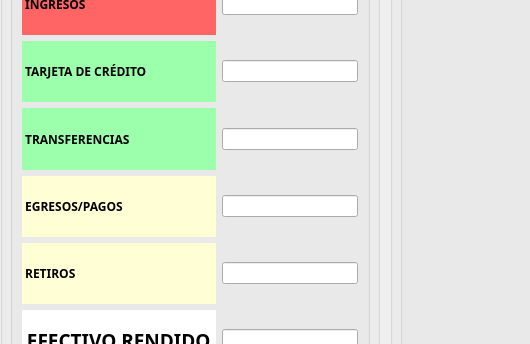
MatiSalinas/PoSLibreria, file cierre_caja.ui: the form before one commit; both pictures show x 0 to 530 and y 128 to 472 of the 870 by 569 pixel window.
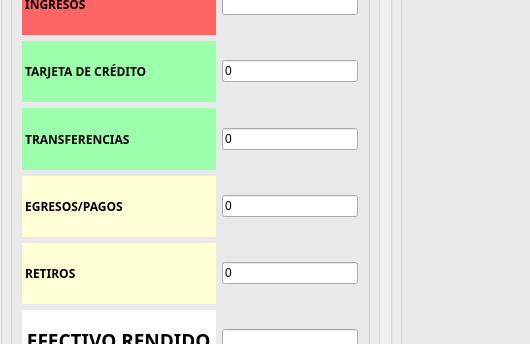
The form after the commit. Icons and pictures are not drawn.

Commit message: Carteles de errores, reportes de ventas, Cierre y apertura

What changed in the file:
```diff
--- a/cierre_caja.ui
+++ b/cierre_caja.ui
@@ -47,7 +47,11 @@
        </widget>
       </item>
       <item row="5" column="1">
-       <widget class="QLineEdit" name="retiroInput"/>
+       <widget class="QLineEdit" name="retiroInput">
+        <property name="text">
+         <string>0</string>
+        </property>
+       </widget>
       </item>
       <item row="5" column="0">
        <widget class="QLabel" name="retiros">
@@ -160,7 +164,11 @@
        </widget>
       </item>
       <item row="2" column="1">
-       <widget class="QLineEdit" name="tarjetaInput"/>
+       <widget class="QLineEdit" name="tarjetaInput">
+        <property name="text">
+         <string>0</string>
+        </property>
+       </widget>
       </item>
       <item row="3" column="0">
        <widget class="QLabel" name="transferencias">
@@ -240,10 +248,18 @@
        </widget>
       </item>
       <item row="4" column="1">
-       <widget class="QLineEdit" name="egresosInput"/>
+       <widget class="QLineEdit" name="egresosInput">
+        <property name="text">
+         <string>0</string>
+        </property>
+       </widget>
       </item>
       <item row="3" column="1">
-       <widget class="QLineEdit" name="tranferenciasInput"/>
+       <widget class="QLineEdit" name="tranferenciasInput">
+        <property name="text">
+         <string>0</string>
+        </property>
+       </widget>
       </item>
       <item row="1" column="1">
        <widget class="QLineEdit" name="ingresosInput">
```
Left out of the diff: 7 changed lines with no effect on the pictures. The commit also changes 6 other files.
